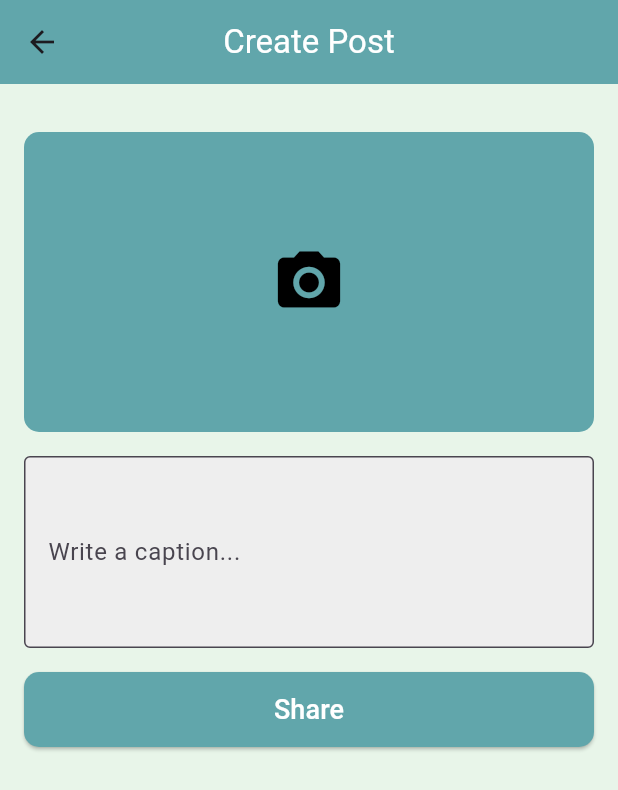
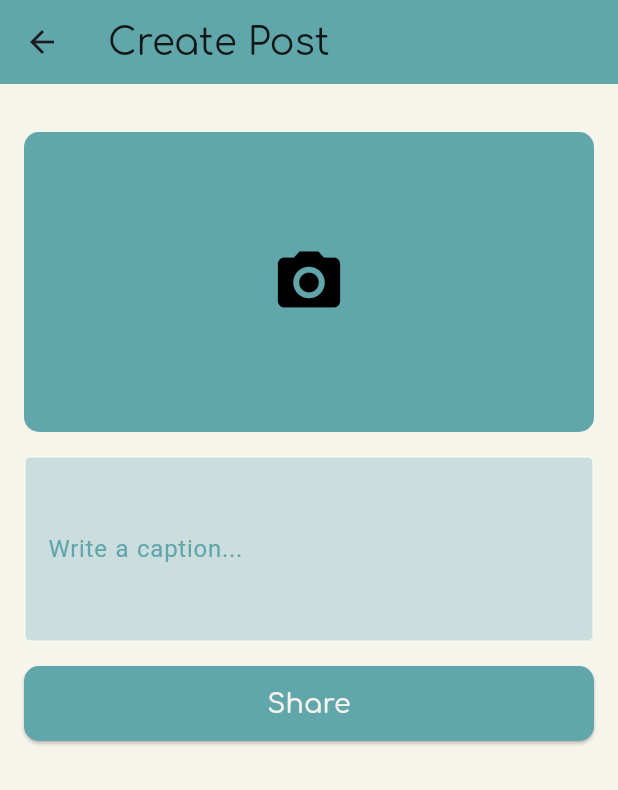
Before and after one commit to nitinjha607/leaflink-2.0, a Flutter app: the CreatePostPage screen opened by its route, on a phone screen of 412 x 824 dp. Shown: the top 790 px of the screen. Run offline on Flutter 3.47's test engine with Material 3 defaults, Android fonts, the light colour scheme and no system bars; our stand-ins replace cloud_firestore, firebase_auth, firebase_core, firebase_messaging, firebase_storage, fl_chart and 6 more; missing offline and left inert: flutter_share, google_gemini; accounts and stored records are empty.

Commit message:
Update Create_Post_Page.dart

```diff
--- a/leaflink/lib/pages/Create_Post_Page.dart
+++ b/leaflink/lib/pages/Create_Post_Page.dart
@@ -4,6 +4,8 @@ import 'package:image_picker/image_picker.dart';
 import 'package:firebase_storage/firebase_storage.dart' as firebase_storage;
 import 'package:cloud_firestore/cloud_firestore.dart';
 import 'package:firebase_auth/firebase_auth.dart';
+import 'package:loading_animation_widget/loading_animation_widget.dart';
+import 'package:google_fonts/google_fonts.dart';
 
 class CreatePostPage extends StatefulWidget {
   static const String routeName = 'create_post_page';
@@ -145,15 +147,24 @@ class _CreatePostPageState extends State<CreatePostPage> {
         title: Text(
           'Create Post',
           style: TextStyle(
-            color: Colors.white,
+            fontFamily: GoogleFonts.comfortaa().fontFamily,
+            fontSize: MediaQuery.of(context).size.height * 0.03,
+            color: const Color.fromRGBO(16, 25, 22, 1),
           ),
         ),
-        centerTitle: true,
         backgroundColor: Color.fromRGBO(97, 166, 171, 1),
       ),
-      backgroundColor: Colors.green[50],
+      backgroundColor: Color.fromRGBO(246, 245, 235, 1),
       body: isLoading
-          ? Center(child: CircularProgressIndicator())
+          ? Center(
+              child: Padding(
+                padding: const EdgeInsets.all(20.0),
+                child: LoadingAnimationWidget.dotsTriangle(
+                  color: Color.fromRGBO(97, 166, 171, 1),
+                  size: 50, // Adjust loader size
+                ),
+              ),
+            )
           : SingleChildScrollView(
               child: Padding(
                 padding: const EdgeInsets.all(16.0),
@@ -191,12 +202,26 @@ class _CreatePostPageState extends State<CreatePostPage> {
                     SizedBox(height: 16),
                     TextField(
                       controller: _captionController,
+                      style: TextStyle(
+                        fontSize: 15.0,
+                      ),
                       decoration: InputDecoration(
-                        labelText: 'Write a caption...',
-                        border: OutlineInputBorder(),
-                        filled: true,
-                        fillColor: Colors.grey[200],
-                      ),
+                          enabledBorder: const OutlineInputBorder(
+                            borderSide: BorderSide(
+                                color: Color.fromRGBO(252, 251, 241, 1)),
+                          ),
+                          focusedBorder: const OutlineInputBorder(
+                            borderSide: BorderSide(
+                                color: Color.fromRGBO(204, 221, 221, 1)),
+                          ),
+                          fillColor: const Color.fromRGBO(204, 221, 221, 1),
+                          filled: true,
+                          labelText: 'Write a caption...',
+                          labelStyle: TextStyle(
+                            color: Color.fromRGBO(97, 166, 171, 1),
+                            fontFamily: GoogleFonts.kohSantepheap().fontFamily,
+                          )),
+                      cursorColor: Color.fromRGBO(97, 166, 171, 1),
                       maxLines: 4,
                     ),
                     SizedBox(height: 16),
@@ -214,7 +239,8 @@ class _CreatePostPageState extends State<CreatePostPage> {
                           'Share',
                           style: TextStyle(
                             fontSize: 18,
-                            color: Colors.white,
+                            color: Color.fromRGBO(246, 245, 235, 1),
+                            fontFamily: GoogleFonts.comfortaa().fontFamily,
                           ),
                         ),
                       ),
```
